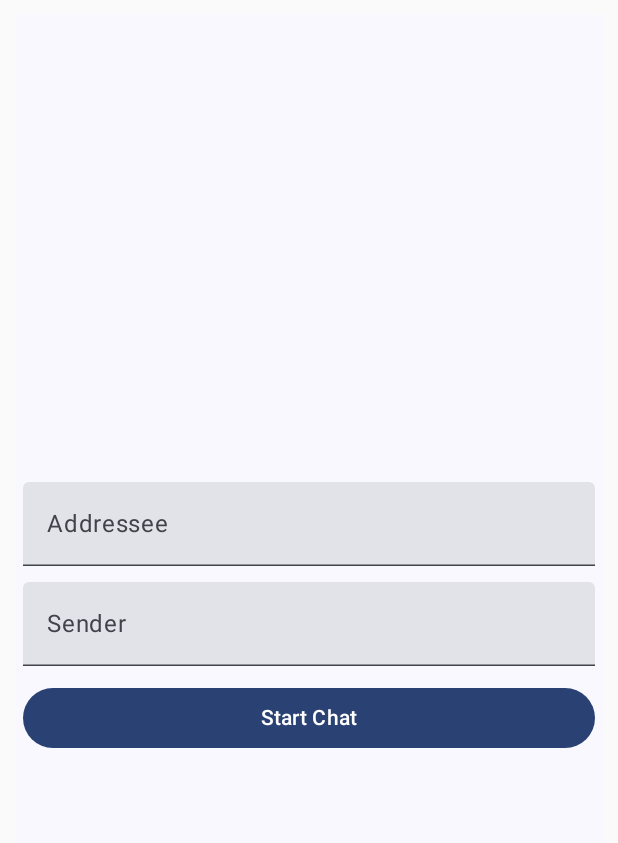
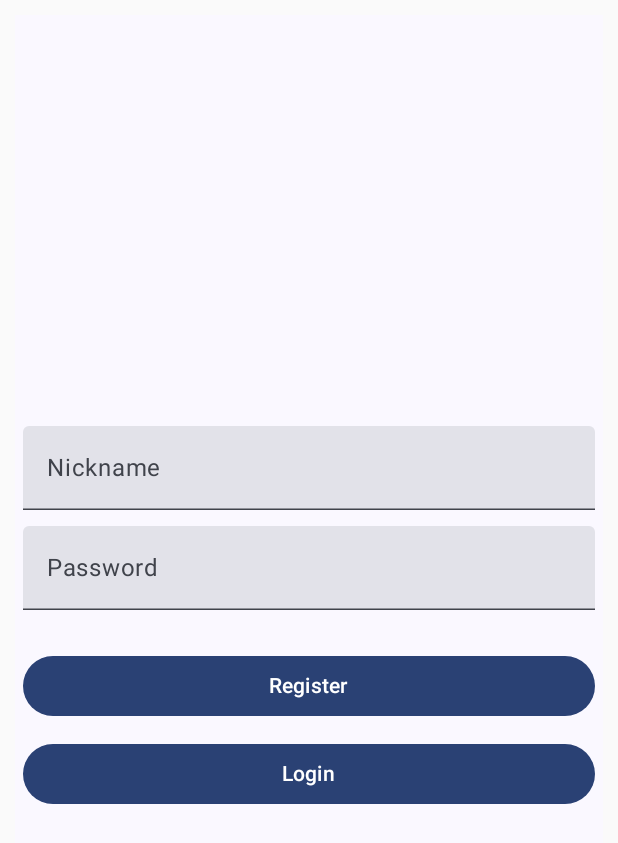
Before and after one commit to ibado/my-ws-chat, an Android app built with Jetpack Compose: the screen it shows after launch (MainActivity before the commit, LoginActivity after it), on a phone screen of 412 x 824 dp. Shown: the top 843 px of the screen. Run offline under Robolectric (Android 15) with nearby library versions, the phone set to English and light mode, and no system bars; 3 statements that could not run were skipped.

Commit message:
Implement android client login/signup

```diff
--- a/client/android/app/build.gradle
+++ b/client/android/app/build.gradle
@@ -59,6 +59,7 @@ dependencies {
 
     implementation 'io.ktor:ktor-client-okhttp:2.3.1'
     implementation "io.ktor:ktor-client-websockets:2.3.1"
+    implementation 'androidx.security:security-crypto-ktx:1.1.0-alpha06'
 
     testImplementation 'junit:junit:4.13.2'
 }
--- a/client/android/app/src/main/java/com/example/my_ws_chat_client/MainActivity.kt
+++ b/client/android/app/src/main/java/com/example/my_ws_chat_client/MainActivity.kt
@@ -1,5 +1,7 @@
 package com.example.my_ws_chat_client
 
+import android.content.Context
+import android.content.Intent
 import android.os.Bundle
 import androidx.activity.ComponentActivity
 import androidx.activity.compose.setContent
@@ -22,6 +24,7 @@ import androidx.compose.ui.Alignment
 import androidx.compose.ui.Modifier
 import androidx.compose.ui.text.input.TextFieldValue
 import androidx.compose.ui.unit.dp
+import com.example.my_ws_chat_client.chat.ChatActivity
 import com.example.my_ws_chat_client.ui.theme.MywschatclientTheme
 
 class MainActivity : ComponentActivity() {
@@ -29,6 +32,8 @@ class MainActivity : ComponentActivity() {
     @OptIn(ExperimentalMaterial3Api::class)
     override fun onCreate(savedInstanceState: Bundle?) {
         super.onCreate(savedInstanceState)
+
+        val jwt = intent.getStringExtra(JWT_KEY)!!
 
         setContent {
             MywschatclientTheme {
@@ -40,7 +45,6 @@ class MainActivity : ComponentActivity() {
                         verticalArrangement = Arrangement.Center,
                         horizontalAlignment = Alignment.CenterHorizontally
                     ) {
-                        var senderValue by remember { mutableStateOf(TextFieldValue("")) }
                         var addresseeValue by remember { mutableStateOf(TextFieldValue("")) }
                         TextField(
                             value = addresseeValue,
@@ -48,14 +52,8 @@ class MainActivity : ComponentActivity() {
                             modifier = Modifier.fillMaxWidth().padding(5.dp),
                             label = { Text(text = "Addressee")},
                         )
-                        TextField(
-                            value = senderValue,
-                            onValueChange = { senderValue = it },
-                            modifier = Modifier.fillMaxWidth().padding(5.dp),
-                            label = { Text(text = "Sender")},
-                        )
                         Button(
-                            onClick = { startChatActivity(senderValue.text, addresseeValue.text)},
+                            onClick = { startChatActivity(jwt, addresseeValue.text)},
                             modifier = Modifier.fillMaxWidth().padding(5.dp),
                         ) {
                             Text(text = "Start Chat")
@@ -66,8 +64,17 @@ class MainActivity : ComponentActivity() {
         }
     }
 
-    private fun startChatActivity(sender: String, addressee: String) {
-        val intent = ChatActivity.intent(this@MainActivity, sender, addressee)
+    private fun startChatActivity(jwt: String, addressee: String) {
+        val intent = ChatActivity.intent(this@MainActivity, jwt, addressee)
         startActivity(intent)
     }
+
+    companion object {
+        private const val JWT_KEY = "jwt_key"
+        fun intent(context: Context, jwt: String): Intent {
+            return Intent(context, MainActivity::class.java).apply {
+                putExtra(JWT_KEY, jwt)
+            }
+        }
+    }
 }
--- /dev/null
+++ b/client/android/app/src/main/java/com/example/my_ws_chat_client/login/LoginActivity.kt
@@ -0,0 +1,150 @@
+package com.example.my_ws_chat_client.login
+
+import android.content.SharedPreferences
+import android.os.Bundle
+import android.widget.Toast
+import androidx.activity.ComponentActivity
+import androidx.activity.compose.setContent
+import androidx.activity.viewModels
+import androidx.compose.foundation.layout.Arrangement
+import androidx.compose.foundation.layout.Column
+import androidx.compose.foundation.layout.fillMaxSize
+import androidx.compose.foundation.layout.fillMaxWidth
+import androidx.compose.foundation.layout.padding
+import androidx.compose.material3.Button
+import androidx.compose.material3.ExperimentalMaterial3Api
+import androidx.compose.material3.MaterialTheme
+import androidx.compose.material3.Surface
+import androidx.compose.material3.Text
+import androidx.compose.material3.TextField
+import androidx.compose.runtime.getValue
+import androidx.compose.runtime.mutableStateOf
+import androidx.compose.runtime.remember
+import androidx.compose.runtime.setValue
+import androidx.compose.ui.Alignment
+import androidx.compose.ui.Modifier
+import androidx.compose.ui.text.input.PasswordVisualTransformation
+import androidx.compose.ui.text.input.TextFieldValue
+import androidx.compose.ui.unit.dp
+import androidx.lifecycle.lifecycleScope
+import androidx.security.crypto.EncryptedSharedPreferences
+import androidx.security.crypto.MasterKey
+import com.example.my_ws_chat_client.MainActivity
+import com.example.my_ws_chat_client.ui.theme.MywschatclientTheme
+
+
+class LoginActivity : ComponentActivity() {
+
+    @OptIn(ExperimentalMaterial3Api::class)
+    override fun onCreate(savedInstanceState: Bundle?) {
+        super.onCreate(savedInstanceState)
+
+        val viewModel: LoginViewModel by viewModels()
+
+        sharedPreferences().let { sharedPreferences ->
+            val jwt: String? = sharedPreferences.getString("jwt", null)
+            if (jwt != null) {
+                startMainActivity(jwt)
+            }
+        }
+
+        fun login(nickname: String, password: String) = lifecycleScope.launchWhenStarted {
+            viewModel.login(nickname, password).getOrNull()
+                ?.let { jwt ->
+                    sharedPreferences().edit()
+                        .putString("jwt", jwt)
+                        .apply()
+                    startMainActivity(jwt)
+                }
+                ?: Toast.makeText(
+                    this@LoginActivity,
+                    "Error trying to login!",
+                    Toast.LENGTH_SHORT
+                ).show()
+        }
+
+        fun register(nickname: String, password: String) = lifecycleScope.launchWhenStarted {
+            if (viewModel.register(nickname, password)) {
+                login(nickname, password)
+            } else {
+                Toast.makeText(
+                    this@LoginActivity,
+                    "Error trying to create account!",
+                    Toast.LENGTH_SHORT
+                ).show()
+            }
+        }
+
+        setContent {
+            MywschatclientTheme {
+                Surface(
+                    modifier = Modifier
+                        .fillMaxSize()
+                        .padding(10.dp),
+                    color = MaterialTheme.colorScheme.background,
+                ) {
+                    Column(
+                        verticalArrangement = Arrangement.Center,
+                        horizontalAlignment = Alignment.CenterHorizontally
+                    ) {
+                        var nicknameValue by remember { mutableStateOf(TextFieldValue("")) }
+                        var passwordValue by remember { mutableStateOf(TextFieldValue("")) }
+                        TextField(
+                            value = nicknameValue,
+                            onValueChange = { nicknameValue = it },
+                            modifier = Modifier
+                                .fillMaxWidth()
+                                .padding(5.dp),
+                            label = { Text(text = "Nickname") },
+                        )
+                        TextField(
+                            value = passwordValue,
+                            onValueChange = { passwordValue = it },
+                            modifier = Modifier
+                                .fillMaxWidth()
+                                .padding(5.dp),
+                            label = { Text(text = "Password") },
+                            visualTransformation = PasswordVisualTransformation()
+                        )
+                        Button(
+                            onClick = { register(nicknameValue.text, passwordValue.text) },
+                            modifier = Modifier
+                                .fillMaxWidth()
+                                .padding(5.dp).padding(top = 16.dp),
+                        ) {
+                            Text(text = "Register")
+                        }
+                        Button(
+                            onClick = { login(nicknameValue.text, passwordValue.text) },
+                            modifier = Modifier
+                                .fillMaxWidth()
+                                .padding(5.dp),
+                        ) {
+                            Text(text = "Login")
+                        }
+                    }
+                }
+            }
+        }
+    }
+
+    private fun sharedPreferences(): SharedPreferences {
+        val masterKey: MasterKey = MasterKey.Builder(applicationContext)
+            .setKeyScheme(MasterKey.KeyScheme.AES256_GCM)
+            .build()
+
+        return EncryptedSharedPreferences.create(
+            applicationContext,
+            "secret_shared_prefs",
+            masterKey,
+            EncryptedSharedPreferences.PrefKeyEncryptionScheme.AES256_SIV,
+            EncryptedSharedPreferences.PrefValueEncryptionScheme.AES256_GCM
+        )
+    }
+
+    private fun startMainActivity(jwt: String) {
+        val intent = MainActivity.intent(this, jwt)
+        startActivity(intent)
+        finish()
+    }
+}
```
Also changed, not shown: client/android/app/src/main/AndroidManifest.xml (+15 -11 lines), client/android/app/src/main/java/com/example/my_ws_chat_client/chat/ChatActivity.kt (renamed from client/android/app/src/main/java/com/example/my_ws_chat_client/ChatActivity.kt, +9 -7 lines), client/android/app/src/main/java/com/example/my_ws_chat_client/chat/ChatViewModel.kt (renamed from client/android/app/src/main/java/com/example/my_ws_chat_client/ChatViewModel.kt, +15 -12 lines), client/android/app/src/main/java/com/example/my_ws_chat_client/login/LoginViewModel.kt (added, +55 -0 lines), 2 other files.
